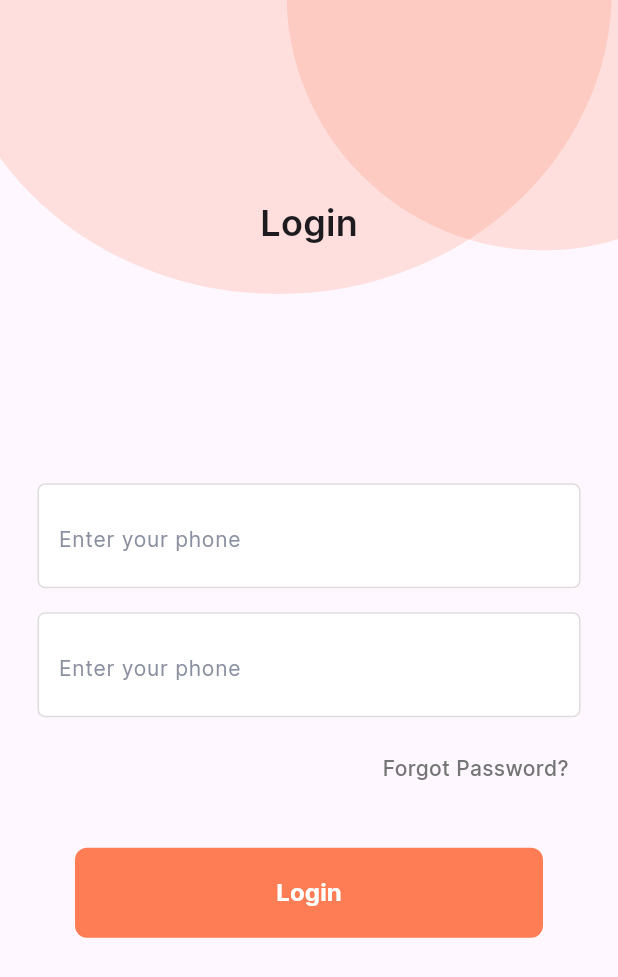
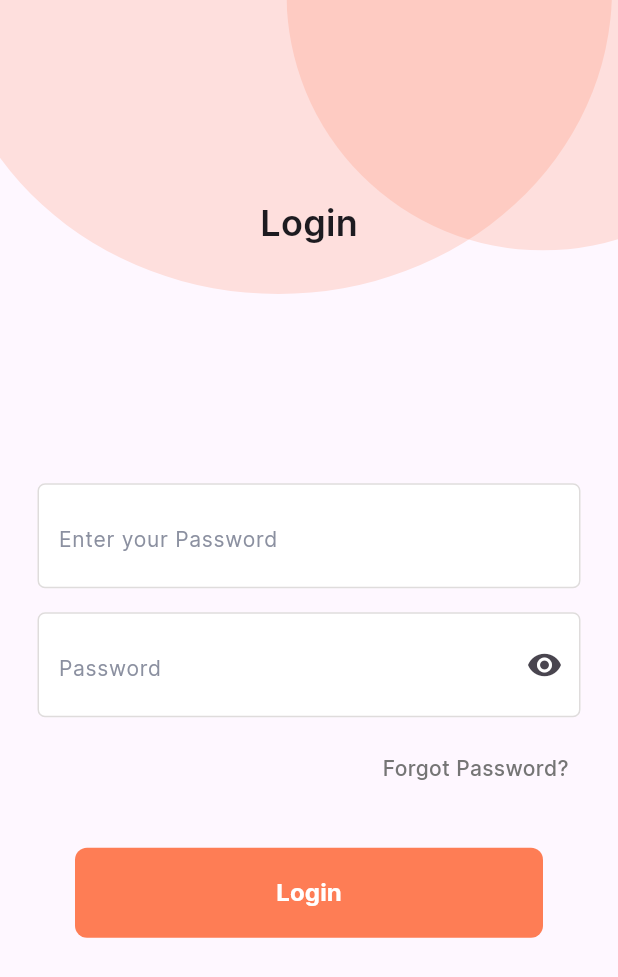
Before and after one commit to khaledarman22/qr_code_ui, a Flutter app: the screen it shows after launch, on a phone screen of 412 x 824 dp. Shown: the top 977 px of the screen. Run offline on Flutter 3.47's test engine with Material 2 defaults, Android fonts, the phone set to English and light mode, and no system bars; our stand-ins replace flutter_svg.

Commit message:
first commit

```diff
--- a/lib/ui/widgets/const_text_form_feld.dart
+++ b/lib/ui/widgets/const_text_form_feld.dart
@@ -5,9 +5,11 @@ class ConstTextFormField extends StatelessWidget {
     Key? key,
     this.keyboardType = TextInputType.visiblePassword,
     this.validator,
+    required this.hint,
   }) : super(key: key);
   final TextInputType? keyboardType;
   final String? Function(String?)? validator;
+  final String hint;
 
   @override
   Widget build(BuildContext context) {
@@ -22,7 +24,8 @@ class ConstTextFormField extends StatelessWidget {
           borderSide: const BorderSide(color: Color(0xffDFDCDC)),
           borderRadius: BorderRadius.circular(5.0),
         ),
-        hintText: 'Enter your phone',
+        suffixIcon: hint == 'Password' ? Icon(Icons.visibility) : null,
+        hintText: hint,
         hintStyle: const TextStyle(
             fontSize: 14,
             fontWeight: FontWeight.w400,
--- a/lib/ui/widgets/login_body.dart
+++ b/lib/ui/widgets/login_body.dart
@@ -17,11 +17,11 @@ class LoginBody extends StatelessWidget {
           crossAxisAlignment: CrossAxisAlignment.end,
           mainAxisSize: MainAxisSize.min,
           children: [
-            const ConstTextFormField(),
+            const ConstTextFormField(hint: 'Enter your Password'),
             const SizedBox(
               height: 16,
             ),
-            const ConstTextFormField(),
+            const ConstTextFormField(hint: 'Password'),
             const SizedBox(
               height: 24,
             ),
```
Also changed, not shown: lib/ui/view/scan_qr_code.dart (+4 -9 lines), lib/ui/view/scanning_result.dart (+6 -10 lines), 1 other file.
